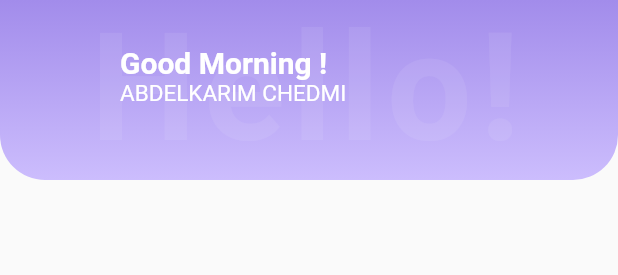
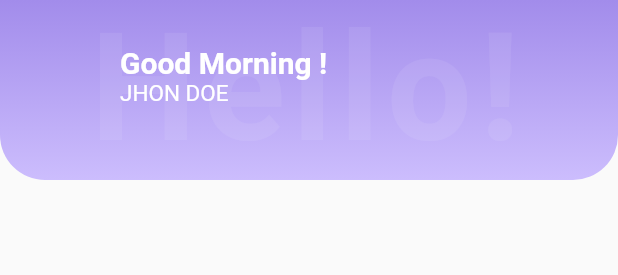
Before and after one commit to Achedmi/Help-App, a Flutter app: the HomePageHeader widget shown alone on an empty page, opened directly, on a phone screen of 412 x 824 dp. Shown: the top 275 px of the screen. Run offline on Flutter 3.47's test engine with Material 2 defaults, Android fonts, the light colour scheme and no system bars; network calls fail.

Commit message:
home_page_body_balence

```diff
--- a/lib/config/constants.dart
+++ b/lib/config/constants.dart
@@ -4,7 +4,7 @@ class Palette {
   static const lightPurpule = Color(0xFFccbdfd);
   static const darkPurpule = Color(0xFFa28ceb);
 
-  static const gradientsss = LinearGradient(
+  static const purpuleGradient = LinearGradient(
     begin: Alignment.topCenter,
     end: Alignment.bottomCenter,
     colors: [
@@ -12,12 +12,19 @@ class Palette {
       lightPurpule,
     ],
   );
+  static const yelloGradient = LinearGradient(colors: [
+    Color.fromARGB(255, 237, 226, 255),
+    Color.fromARGB(255, 213, 186, 248)
+  ]);
   static const bottomShadow = [
     BoxShadow(
-      color: Color.fromARGB(123, 71, 68, 67),
-      offset: Offset(0, 20),
-      blurRadius: 25,
+      color: Color.fromARGB(92, 71, 68, 67),
+      offset: Offset(0, 15),
+      blurRadius: 30,
       spreadRadius: -15,
     ),
   ];
+  static const meduimRaduis = BorderRadius.all(
+    Radius.circular(20),
+  );
 }
--- a/lib/main.dart
+++ b/lib/main.dart
@@ -1,10 +1,9 @@
 import 'package:flutter/material.dart';
-
 import 'Views/views.dart';
 
 void main() {
   runApp(const MaterialApp(
-    home: LoginScrean(),
+    home: HomePage(),
     debugShowCheckedModeBanner: false,
   ));
 }
--- a/lib/views/homePage/widgets/home_page_header.dart
+++ b/lib/views/homePage/widgets/home_page_header.dart
@@ -17,7 +17,7 @@ class HomePageHeader extends StatelessWidget {
         Container(
           height: 120,
           decoration: BoxDecoration(
-            gradient: Palette.gradientsss,
+            gradient: Palette.purpuleGradient,
             borderRadius: BorderRadius.only(
                 bottomLeft: Radius.circular(30),
                 bottomRight: Radius.circular(30)),
--- a/lib/views/homePage/widgets/home_page_header_profile.dart
+++ b/lib/views/homePage/widgets/home_page_header_profile.dart
@@ -27,7 +27,7 @@ class HomePageHeaderProfile extends StatelessWidget {
                 ),
               ),
               Text(
-                "ABDELKARIM CHEDMI".toUpperCase(),
+                "JHON DOE".toUpperCase(),
                 style: TextStyle(
                   color: Colors.white,
                   fontSize: 15,
--- a/lib/views/views.dart
+++ b/lib/views/views.dart
@@ -1,2 +1,2 @@
 export 'homePage/home_page.dart';
-export 'login_page.dart';
+export 'loginPage/login_page.dart';
```
Also changed, not shown: lib/views/homePage/home_page.dart (+12 -5 lines), lib/views/homePage/widgets/home_page_body_balence.dart (added, +88 -0 lines), lib/views/loginPage/login_page.dart (renamed from lib/views/login_page.dart).
